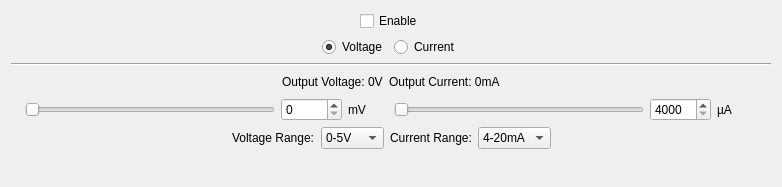
This is src/brickv/plugin_system/plugins/industrial_analog_out/ui/industrial_analog_out.ui in Tinkerforge/brickv as Qt 5 draws it before an edit. The edited form follows.
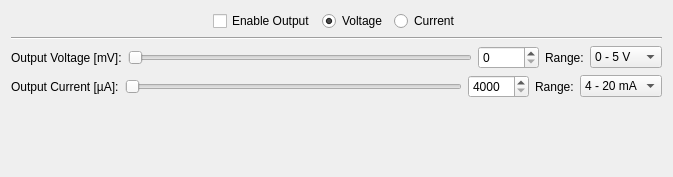
This is the edited form.

The edit to the form file:
```diff
--- a/src/brickv/plugin_system/plugins/industrial_analog_out/ui/industrial_analog_out.ui
+++ b/src/brickv/plugin_system/plugins/industrial_analog_out/ui/industrial_analog_out.ui
@@ -6,51 +6,14 @@
    <rect>
     <x>0</x>
     <y>0</y>
-    <width>782</width>
-    <height>187</height>
+    <width>673</width>
+    <height>177</height>
    </rect>
   </property>
   <property name="windowTitle">
    <string>Form</string>
   </property>
   <layout class="QVBoxLayout" name="verticalLayout">
-   <item>
-    <layout class="QHBoxLayout" name="horizontalLayout_3">
-     <item>
-      <spacer name="horizontalSpacer_6">
-       <property name="orientation">
-        <enum>Qt::Horizontal</enum>
-       </property>
-       <property name="sizeHint" stdset="0">
-        <size>
-         <width>40</width>
-         <height>20</height>
-        </size>
-       </property>
-      </spacer>
-     </item>
-     <item>
-      <widget class="QCheckBox" name="checkbox_enable">
-       <property name="text">
-        <string>Enable</string>
-       </property>
-      </widget>
-     </item>
-     <item>
-      <spacer name="horizontalSpacer_4">
-       <property name="orientation">
-        <enum>Qt::Horizontal</enum>
-       </property>
-       <property name="sizeHint" stdset="0">
-        <size>
-         <width>40</width>
-         <height>20</height>
-        </size>
-       </property>
-      </spacer>
-     </item>
-    </layout>
-   </item>
    <item>
     <layout class="QHBoxLayout" name="horizontalLayout_2">
      <item>
@@ -66,6 +29,13 @@
        </property>
       </spacer>
      </item>
+     <item>
+      <widget class="QCheckBox" name="checkbox_enable">
+       <property name="text">
+        <string>Enable Output</string>
+       </property>
+      </widget>
+     </item>
      <item>
       <widget class="QRadioButton" name="radio_voltage">
        <property name="text">
@@ -106,74 +76,25 @@
     </widget>
    </item>
    <item>
-    <layout class="QHBoxLayout" name="horizontalLayout_4">
-     <item>
-      <spacer name="horizontalSpacer_7">
-       <property name="orientation">
-        <enum>Qt::Horizontal</enum>
-       </property>
-       <property name="sizeHint" stdset="0">
-        <size>
-         <width>40</width>
-         <height>20</height>
-        </size>
-       </property>
-      </spacer>
-     </item>
+    <widget class="QWidget" name="widget_voltage" native="true">
+     <layout class="QHBoxLayout" name="horizontalLayout_3">
+      <property name="margin">
+       <number>0</number>
+      </property>
      <item>
       <widget class="QLabel" name="label_voltage">
        <property name="text">
-        <string>Output Voltage: 0V</string>
-       </property>
-      </widget>
-     </item>
-     <item>
-      <widget class="QLabel" name="label_current">
-       <property name="text">
-        <string>Output Current: 0mA</string>
-       </property>
-      </widget>
-     </item>
-     <item>
-      <spacer name="horizontalSpacer_8">
-       <property name="orientation">
-        <enum>Qt::Horizontal</enum>
-       </property>
-       <property name="sizeHint" stdset="0">
-        <size>
-         <width>40</width>
-         <height>20</height>
-        </size>
-       </property>
-      </spacer>
-     </item>
-    </layout>
-   </item>
-   <item>
-    <layout class="QHBoxLayout" name="horizontalLayout">
-     <property name="spacing">
-      <number>6</number>
-     </property>
-     <item>
-      <spacer name="horizontalSpacer_5">
-       <property name="orientation">
-        <enum>Qt::Horizontal</enum>
-       </property>
-       <property name="sizeHint" stdset="0">
-        <size>
-         <width>40</width>
-         <height>20</height>
-        </size>
-       </property>
-      </spacer>
+         <string>Output Voltage [mV]:</string>
+        </property>
+       </widget>
      </item>
      <item>
       <widget class="QSlider" name="slider_voltage">
-       <property name="minimumSize">
-        <size>
-         <width>250</width>
-         <height>0</height>
-        </size>
+        <property name="sizePolicy">
+         <sizepolicy hsizetype="Expanding" vsizetype="Fixed">
+          <horstretch>1</horstretch>
+          <verstretch>0</verstretch>
+         </sizepolicy>
        </property>
        <property name="maximum">
         <number>10000</number>
@@ -197,100 +118,9 @@
       </widget>
      </item>
      <item>
-      <widget class="QLabel" name="label_mv">
-       <property name="minimumSize">
-        <size>
-         <width>40</width>
-         <height>0</height>
-        </size>
-       </property>
-       <property name="text">
-        <string>mV</string>
-       </property>
-      </widget>
-     </item>
-     <item>
-      <widget class="QSlider" name="slider_current">
-       <property name="minimumSize">
-        <size>
-         <width>250</width>
-         <height>0</height>
-        </size>
-       </property>
-       <property name="minimum">
-        <number>4000</number>
-       </property>
-       <property name="maximum">
-        <number>20000</number>
-       </property>
-       <property name="pageStep">
-        <number>1000</number>
-       </property>
-       <property name="orientation">
-        <enum>Qt::Horizontal</enum>
-       </property>
-      </widget>
-     </item>
-     <item>
-      <widget class="QSpinBox" name="spin_current">
-       <property name="minimum">
-        <number>4000</number>
-       </property>
-       <property name="maximum">
-        <number>20000</number>
-       </property>
-       <property name="singleStep">
-        <number>100</number>
-       </property>
-      </widget>
-     </item>
-     <item>
-      <widget class="QLabel" name="label_ua">
-       <property name="minimumSize">
-        <size>
-         <width>40</width>
-         <height>0</height>
-        </size>
-       </property>
-       <property name="text">
-        <string>µA</string>
-       </property>
-      </widget>
-     </item>
-     <item>
-      <spacer name="horizontalSpacer_3">
-       <property name="orientation">
-        <enum>Qt::Horizontal</enum>
-       </property>
-       <property name="sizeHint" stdset="0">
-        <size>
-         <width>40</width>
-         <height>20</height>
-        </size>
-       </property>
-      </spacer>
-     </item>
-    </layout>
-   </item>
-   <item>
-    <layout class="QHBoxLayout" name="horizontalLayout_5">
-     <item>
-      <spacer name="horizontalSpacer_9">
-       <property name="orientation">
-        <enum>Qt::Horizontal</enum>
-       </property>
-       <property name="sizeHint" stdset="0">
-        <size>
-         <width>40</width>
-         <height>20</height>
-        </size>
-       </property>
-      </spacer>
-     </item>
-     <item>
       <widget class="QLabel" name="label_voltage_range">
        <property name="text">
-        <string>Voltage Range:</string>
+         <string>Range:</string>
        </property>
       </widget>
      </item>
@@ -298,20 +128,71 @@
       <widget class="QComboBox" name="box_voltage_range">
        <item>
         <property name="text">
-         <string>0-5V</string>
+          <string>0 - 5 V</string>
         </property>
        </item>
        <item>
         <property name="text">
-         <string>0-10V</string>
-        </property>
-       </item>
+          <string>0 - 10 V</string>
+         </property>
+        </item>
+       </widget>
+      </item>
+     </layout>
+    </widget>
+   </item>
+   <item>
+    <widget class="QWidget" name="widget_current" native="true">
+     <layout class="QHBoxLayout" name="horizontalLayout">
+      <property name="margin">
+       <number>0</number>
+      </property>
+      <item>
+       <widget class="QLabel" name="label_current">
+        <property name="text">
+         <string>Output Current [µA]:</string>
+        </property>
+       </widget>
+      </item>
+      <item>
+       <widget class="QSlider" name="slider_current">
+        <property name="sizePolicy">
+         <sizepolicy hsizetype="Expanding" vsizetype="Fixed">
+          <horstretch>1</horstretch>
+          <verstretch>0</verstretch>
+         </sizepolicy>
+        </property>
+        <property name="minimum">
+         <number>4000</number>
+        </property>
+        <property name="maximum">
+         <number>20000</number>
+        </property>
+        <property name="pageStep">
+         <number>1000</number>
+        </property>
+        <property name="orientation">
+         <enum>Qt::Horizontal</enum>
+        </property>
+       </widget>
+      </item>
+      <item>
+       <widget class="QSpinBox" name="spin_current">
+        <property name="minimum">
+         <number>4000</number>
+        </property>
+        <property name="maximum">
+         <number>20000</number>
+        </property>
+        <property name="singleStep">
+         <number>100</number>
+        </property>
       </widget>
      </item>
      <item>
       <widget class="QLabel" name="label_current_range">
        <property name="text">
-        <string>Current Range:</string>
+         <string>Range:</string>
        </property>
       </widget>
      </item>
@@ -319,7 +200,7 @@
       <widget class="QComboBox" name="box_current_range">
        <item>
         <property name="text">
-         <string>4-20mA</string>
+          <string>4 - 20 mA</string>
         </property>
        </item>
        <item>
@@ -334,20 +215,8 @@
        </item>
       </widget>
      </item>
-     <item>
-      <spacer name="horizontalSpacer_10">
-       <property name="orientation">
-        <enum>Qt::Horizontal</enum>
-       </property>
-       <property name="sizeHint" stdset="0">
-        <size>
-         <width>40</width>
-         <height>20</height>
-        </size>
-       </property>
-      </spacer>
-     </item>
-    </layout>
+     </layout>
+    </widget>
    </item>
    <item>
     <spacer name="verticalSpacer">
```
Left out of the diff: 4 changed lines with no effect on the pictures. Lines whose indentation alone changed are shown as unchanged.
